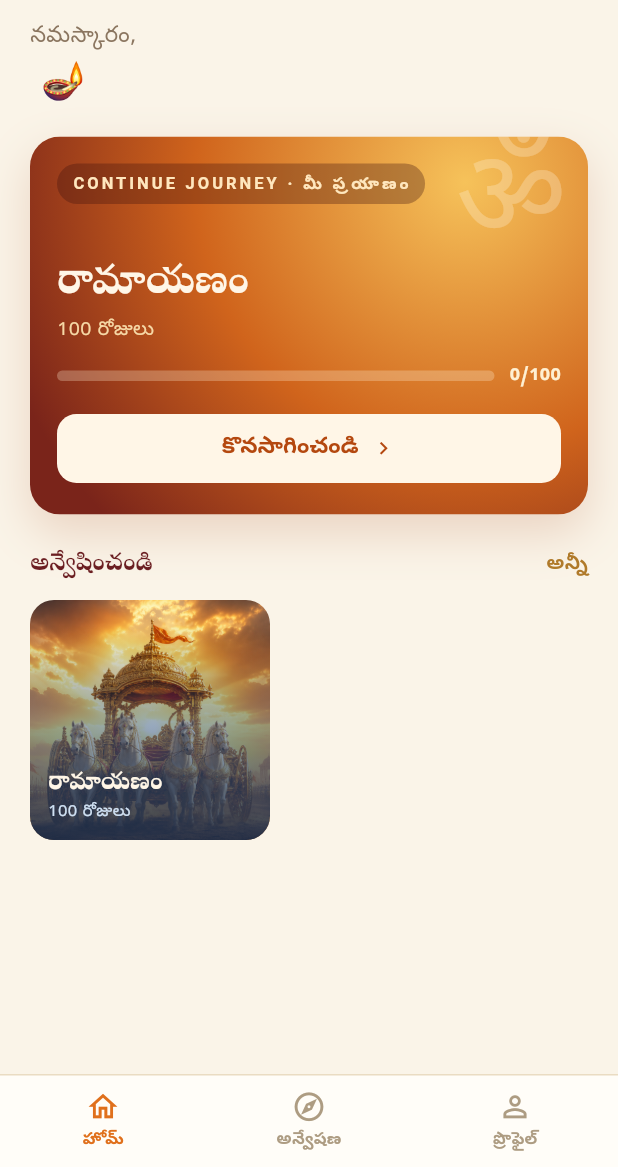
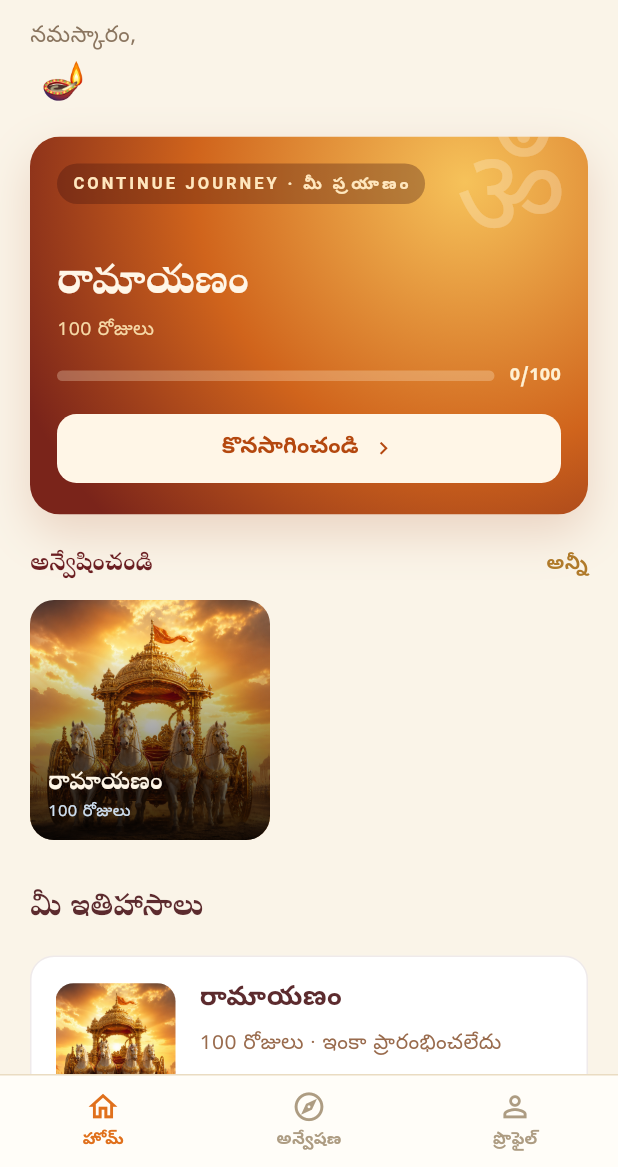
Before and after one commit to APPARAOsiddapureddy/dailykathanew, a Flutter app: the MainShell screen opened directly, on a phone screen of 412 x 824 dp, the part 69-1236 px from its top. Run offline on Flutter 3.47's test engine with Material 3 defaults, Android fonts, the phone set to English and light mode, and no system bars; our stand-ins replace shared_preferences; accounts and stored records are empty; network calls fail; Roboto replaces fonts that are missing (Noto Sans Telugu, Noto Serif Telugu).

Commit message:
added new things in home screen

```diff
--- a/lib/features/redesign/screens/main/explore_screen.dart
+++ b/lib/features/redesign/screens/main/explore_screen.dart
@@ -4,6 +4,7 @@ import 'package:provider/provider.dart';
 import '../../data/mock_data.dart';
 import '../../theme/redesign_theme.dart';
 import '../story/universe_detail_screen.dart';
+import '../../widgets/story_list_card.dart';
 
 enum StoryFilter { all, started, completed, notStarted }
 
@@ -171,113 +172,7 @@ class _ExploreScreenState extends State<ExploreScreen> {
             )
           else
             ...filteredJourneys.map((journey) {
-              final progress = state.getStoryProgress(journey.id);
-              final hasStarted = progress != null;
-              final isCompleted = progress?.isCompleted ?? false;
-              final daysCompleted = progress?.completedDaysCount ?? 0;
-
-              // Build status text
-              String statusText;
-              Color statusColor;
-              String actionText;
-              if (isCompleted) {
-                statusText = isTelugu
-                    ? '${journey.totalDays} రోజులు · పూర్తయింది ✓'
-                    : '${journey.totalDays} Days · Completed ✓';
-                statusColor = Colors.green;
-                actionText = isTelugu ? 'మళ్ళీ చదువు' : 'Read Again';
-              } else if (hasStarted) {
-                statusText = isTelugu
-                    ? '$daysCompleted/${journey.totalDays} రోజులు · కొనసాగుతోంది'
-                    : '$daysCompleted/${journey.totalDays} Days · In Progress';
-                statusColor = AppColors.deepSaffron;
-                actionText = isTelugu ? 'కొనసాగించు' : 'Continue';
-              } else {
-                statusText = isTelugu
-                    ? '${journey.totalDays} రోజులు · ఇంకా ప్రారంభించలేదు'
-                    : '${journey.totalDays} Days · Not Started';
-                statusColor = AppColors.softBrown;
-                actionText = isTelugu ? 'ప్రారంభించు' : 'Start';
-              }
-
-              return Padding(
-                padding: const EdgeInsets.only(bottom: 16.0),
-                child: GestureDetector(
-                  onTap: () {
-                    Navigator.of(context).push(
-                      MaterialPageRoute(
-                        builder: (_) => UniverseDetailScreen(journey: journey),
-                      ),
-                    );
-                  },
-                  child: Container(
-                    padding: const EdgeInsets.all(16),
-                    decoration: BoxDecoration(
-                      color: AppColors.white,
-                      borderRadius: BorderRadius.circular(16),
-                      border: Border.all(color: AppColors.sacredMaroon.withValues(alpha: 0.1)),
-                    ),
-                    child: Row(
-                      children: [
-                        ClipRRect(
-                          borderRadius: BorderRadius.circular(12),
-                          child: journey.coverAsset.startsWith('http')
-                              ? Image.network(
-                                  journey.coverAsset,
-                                  width: 80, height: 80, fit: BoxFit.cover,
-                                  errorBuilder: (_, __, ___) => Image.asset(
-                                    'assets/mahabharatam-cover.png',
-                                    width: 80, height: 80, fit: BoxFit.cover,
-                                  ),
-                                )
-                              : Image.asset(journey.coverAsset, width: 80, height: 80, fit: BoxFit.cover),
-                        ),
-                        const SizedBox(width: 16),
-                        Expanded(
-                          child: Column(
-                            crossAxisAlignment: CrossAxisAlignment.start,
-                            children: [
-                              Text(
-                                journey.title,
-                                style: const TextStyle(
-                                  fontSize: 18,
-                                  fontWeight: FontWeight.bold,
-                                  color: AppColors.sacredMaroon,
-                                ),
-                              ),
-                              const SizedBox(height: 4),
-                              Text(
-                                statusText,
-                                style: TextStyle(
-                                  fontSize: 14,
-                                  color: statusColor,
-                                ),
-                              ),
-                              const SizedBox(height: 8),
-                              GestureDetector(
-                                onTap: () {
-                                  Navigator.of(context).push(
-                                    MaterialPageRoute(
-                                      builder: (_) => UniverseDetailScreen(journey: journey),
-                                    ),
-                                  );
-                                },
-                                child: Text(
-                                  actionText,
-                                  style: const TextStyle(
-                                    color: AppColors.deepSaffron,
-                                    fontWeight: FontWeight.bold,
-                                  ),
-                                ),
-                              ),
-                            ],
-                          ),
-                        ),
-                      ],
-                    ),
-                  ),
-                ),
-              );
+              return StoryListCard(journey: journey);
             }),
 
           const SizedBox(height: 32),
--- a/lib/features/redesign/screens/main/home_screen.dart
+++ b/lib/features/redesign/screens/main/home_screen.dart
@@ -2,7 +2,9 @@ import 'package:flutter/material.dart';
 import 'package:provider/provider.dart';
 
 import '../../data/mock_data.dart';
+import '../../theme/redesign_theme.dart';
 import '../story/universe_detail_screen.dart';
+import '../../widgets/story_list_card.dart';
 
 class HomeScreen extends StatelessWidget {
   final VoidCallback? onNavigateToExplore;
@@ -379,12 +381,26 @@ class HomeScreen extends StatelessWidget {
                     coverImageUrl: journey.coverAsset.startsWith('http')
                         ? journey.coverAsset
                         : null,
-                    colorIndex: index,
                   ),
                 );
               },
             ),
           ),
+
+          const SizedBox(height: 32),
+
+          // ── Vertical list section ──
+          Text(
+            isTelugu ? 'మీ ఇతిహాసాలు' : 'Your Epics',
+            style: const TextStyle(
+              fontSize: 20,
+              fontWeight: FontWeight.bold,
+              color: AppColors.sacredMaroon,
+              fontFamily: 'Noto Serif Telugu',
+            ),
+          ),
+          const SizedBox(height: 16),
+          ...journeys.map((journey) => StoryListCard(journey: journey)),
         ],
       ),
     );
@@ -395,26 +411,15 @@ class _ExploreCard extends StatelessWidget {
   final String title;
   final String subtitle;
   final String? coverImageUrl;
-  final int colorIndex;
-
-  static const _gradients = [
-    [Color(0xFF7FA8C9), Color(0xFF3C5E86), Color(0xFF1E2E4A)], // blue
-    [Color(0xFF8FCFA8), Color(0xFF3E8C63), Color(0xFF1C4A34)], // green
-    [Color(0xFFD4A06A), Color(0xFF8C5A2E), Color(0xFF4A2C14)], // brown
-    [Color(0xFFC9A07F), Color(0xFF86603C), Color(0xFF4A351E)], // warm
-  ];
 
   const _ExploreCard({
     required this.title,
     required this.subtitle,
     this.coverImageUrl,
-    required this.colorIndex,
   });
 
   @override
   Widget build(BuildContext context) {
-    final colors = _gradients[colorIndex % _gradients.length];
-
     return SizedBox(
       width: 160,
       child: ClipRRect(
@@ -445,11 +450,11 @@ class _ExploreCard extends StatelessWidget {
                     begin: Alignment.bottomCenter,
                     end: Alignment.topCenter,
                     colors: [
-                      colors[2].withValues(alpha: 0.9), // Darkest color from palette
-                      colors[1].withValues(alpha: 0.5), // Mid color
+                      Colors.black.withValues(alpha: 0.85),
+                      Colors.black.withValues(alpha: 0.4),
                       Colors.transparent,
                     ],
-                    stops: const [0.0, 0.5, 0.9],
+                    stops: const [0.0, 0.4, 0.8],
                   ),
                 ),
               ),
--- /dev/null
+++ b/lib/features/redesign/widgets/story_list_card.dart
@@ -0,0 +1,126 @@
+import 'package:flutter/material.dart';
+import 'package:provider/provider.dart';
+
+import '../data/mock_data.dart';
+import '../theme/redesign_theme.dart';
+import '../screens/story/universe_detail_screen.dart';
+
+class StoryListCard extends StatelessWidget {
+  final Journey journey;
+
+  const StoryListCard({super.key, required this.journey});
+
+  @override
+  Widget build(BuildContext context) {
+    final state = context.watch<AppState>();
+    final isTelugu = state.language == AppLanguage.telugu;
+
+    final progress = state.getStoryProgress(journey.id);
+    final hasStarted = progress != null;
+    final isCompleted = progress?.isCompleted ?? false;
+    final daysCompleted = progress?.completedDaysCount ?? 0;
+
+    String statusText;
+    Color statusColor;
+    String actionText;
+
+    if (isCompleted) {
+      statusText = isTelugu
+          ? '${journey.totalDays} రోజులు · పూర్తయింది ✓'
+          : '${journey.totalDays} Days · Completed ✓';
+      statusColor = Colors.green;
+      actionText = isTelugu ? 'మళ్ళీ చదువు' : 'Read Again';
+    } else if (hasStarted) {
+      statusText = isTelugu
+          ? '$daysCompleted/${journey.totalDays} రోజులు · కొనసాగుతోంది'
+          : '$daysCompleted/${journey.totalDays} Days · In Progress';
+      statusColor = AppColors.deepSaffron;
+      actionText = isTelugu ? 'కొనసాగించు' : 'Continue';
+    } else {
+      statusText = isTelugu
+          ? '${journey.totalDays} రోజులు · ఇంకా ప్రారంభించలేదు'
+          : '${journey.totalDays} Days · Not Started';
+      statusColor = AppColors.softBrown;
+      actionText = isTelugu ? 'ప్రారంభించు' : 'Start';
+    }
+
+    return Padding(
+      padding: const EdgeInsets.only(bottom: 16.0),
+      child: GestureDetector(
+        onTap: () {
+          Navigator.of(context).push(
+            MaterialPageRoute(
+              builder: (_) => UniverseDetailScreen(journey: journey),
+            ),
+          );
+        },
+        child: Container(
+          padding: const EdgeInsets.all(16),
+          decoration: BoxDecoration(
+            color: AppColors.white,
+            borderRadius: BorderRadius.circular(16),
+            border: Border.all(color: AppColors.sacredMaroon.withValues(alpha: 0.1)),
+          ),
+          child: Row(
+            children: [
+              ClipRRect(
+                borderRadius: BorderRadius.circular(12),
+                child: journey.coverAsset.startsWith('http')
+                    ? Image.network(
+                        journey.coverAsset,
+                        width: 80, height: 80, fit: BoxFit.cover,
+                        errorBuilder: (_, __, ___) => Image.asset(
+                          'assets/mahabharatam-cover.png',
+                          width: 80, height: 80, fit: BoxFit.cover,
+                        ),
+                      )
+                    : Image.asset(journey.coverAsset, width: 80, height: 80, fit: BoxFit.cover),
+              ),
+              const SizedBox(width: 16),
+              Expanded(
+                child: Column(
+                  crossAxisAlignment: CrossAxisAlignment.start,
+                  children: [
+                    Text(
+                      journey.title,
+                      style: const TextStyle(
+                        fontSize: 18,
+                        fontWeight: FontWeight.bold,
+                        color: AppColors.sacredMaroon,
+                      ),
+                    ),
+                    const SizedBox(height: 4),
+                    Text(
+                      statusText,
+                      style: TextStyle(
+                        fontSize: 14,
+                        color: statusColor,
+                      ),
+                    ),
+                    const SizedBox(height: 8),
+                    GestureDetector(
+                      onTap: () {
+                        Navigator.of(context).push(
+                          MaterialPageRoute(
+                            builder: (_) => UniverseDetailScreen(journey: journey),
+                          ),
+                        );
+                      },
+                      child: Text(
+                        actionText,
+                        style: const TextStyle(
+                          color: AppColors.deepSaffron,
+                          fontWeight: FontWeight.bold,
+                        ),
+                      ),
+                    ),
+                  ],
+                ),
+              ),
+            ],
+          ),
+        ),
+      ),
+    );
+  }
+}
```
